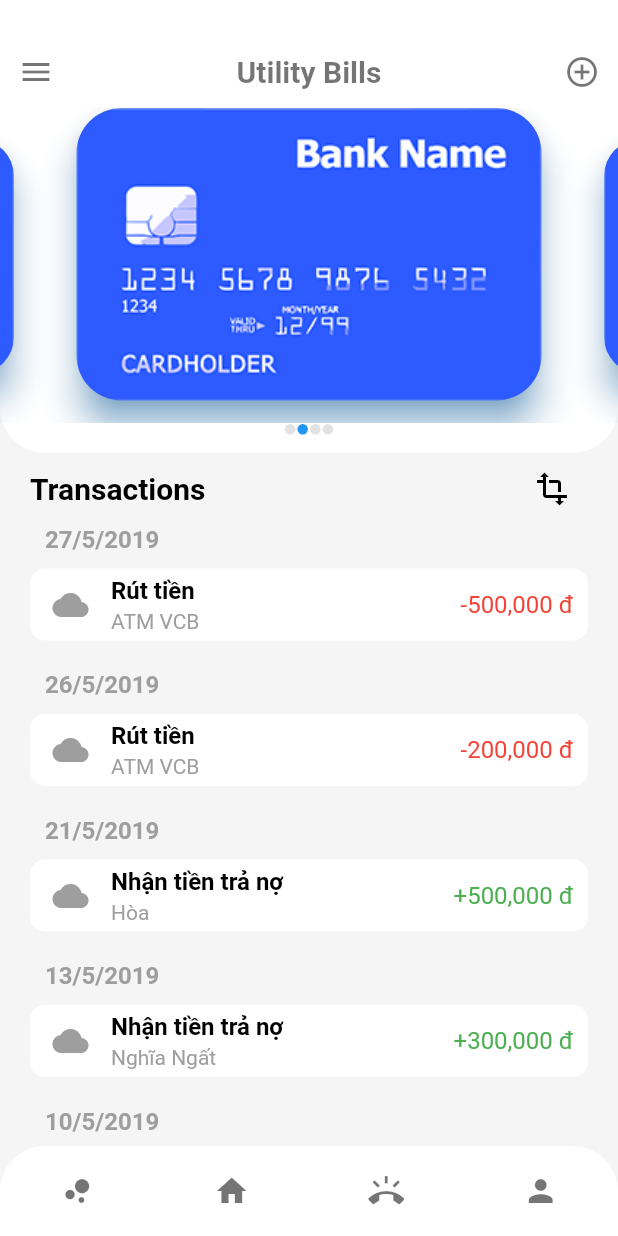
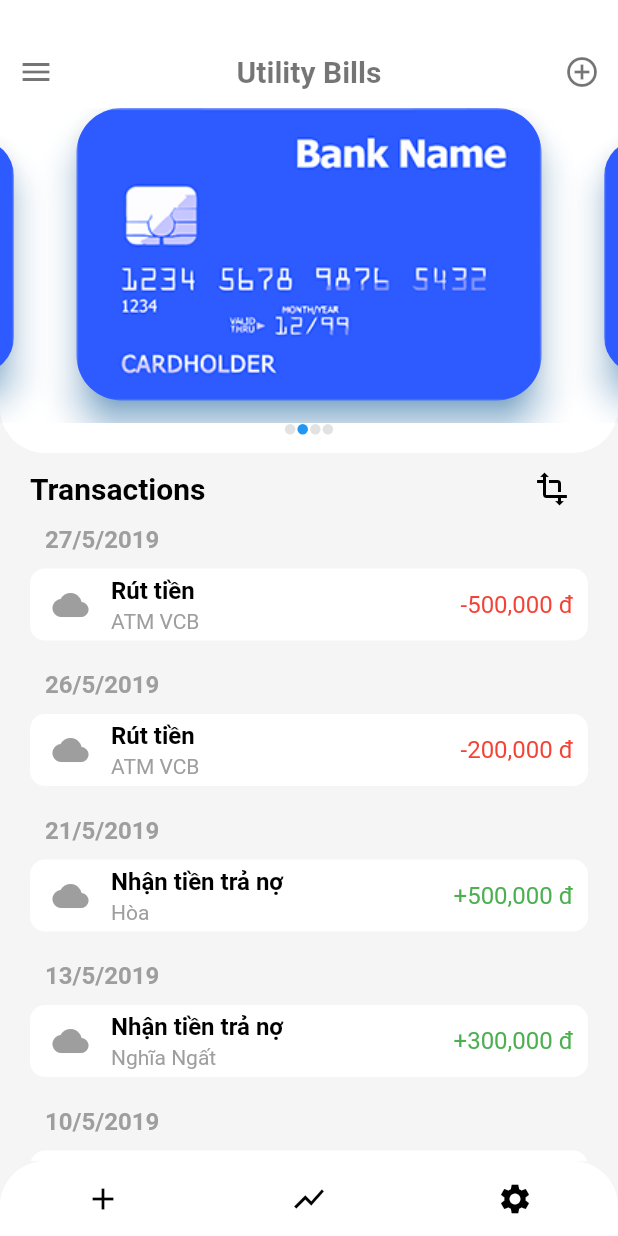
Before and after one commit to phanbaohuy96/Flutter_ProfileManager, a Flutter app: the MenuDashboardPage screen opened directly, after a tap on the "menu" icon, after a tap on "Utility Bills", on a phone screen of 412 x 824 dp. Run offline on Flutter 3.47's test engine with Material 2 defaults, Android fonts, the phone set to English and light mode, and no system bars; our stand-ins replace bloc, equatable, flutter_bloc, local_auth.

Commit message:
- refractory folder structure - move bottom bar to specific page.

```diff
--- a/lib/views/pages/login_page.dart
+++ b/lib/views/pages/login_page.dart
@@ -2,8 +2,6 @@ import 'package:flutter/material.dart';
 import 'package:flutter_bloc/flutter_bloc.dart';
 import 'package:profile_manager/controller/controller_utils.dart';
 import 'package:profile_manager/views/commons/textfield_numberic_password.dart';
-import 'package:profile_manager/views/pages/profile_info_page.dart';
-import '../../models/user.dart';
 import '../commons/app_background_view.dart';
 import '../commons/submit_button_view.dart';
 import '../../blocs/bloc.dart';
@@ -21,7 +19,6 @@ class _LoginPageState extends State<LoginPage> with SingleTickerProviderStateMix
   BiometricAuth _biometricType;
   String _pass = "";
 
-
   onLogin(){
     _loginBloc.dispatch(AccessLogin(_pass));
   }
@@ -37,7 +34,7 @@ class _LoginPageState extends State<LoginPage> with SingleTickerProviderStateMix
     onLogin();
   }
 
-  _genLoginBtnByStatus(ButtonStatus status, Function onTap, {Function onRollBackCompleted})
+  _buildLoginBtnByStatus(ButtonStatus status, Function onTap, {Function onRollBackCompleted})
   {
     return SubmitButtonView(
       size: _buttonLoginSize,
@@ -65,7 +62,9 @@ class _LoginPageState extends State<LoginPage> with SingleTickerProviderStateMix
       callback: (result){
         setState(() {
           if(result)
-            _pass = "123456";
+          {
+            TextfieldNumbericPassword.textfieldState.notifyTextChange("123456");
+          }
         });
       }
     );
@@ -117,8 +116,9 @@ class _LoginPageState extends State<LoginPage> with SingleTickerProviderStateMix
                   builder: (BuildContext context, LoginState state){
                     if(state is LoginInitialization)
                     {
-                      return _genLoginBtnByStatus(ButtonStatus.original, onLogin);
+                      return _buildLoginBtnByStatus(ButtonStatus.original, onLogin);
                     } else if (state is LoginSuccessfully){
+                      _pass = "";
                       WidgetsBinding.instance.addPostFrameCallback((_){
                         Navigator.push(context,
                           MaterialPageRoute(builder: (context) => MenuDashboardPage())
@@ -139,11 +139,11 @@ class _LoginPageState extends State<LoginPage> with SingleTickerProviderStateMix
                             )
                           );
                       });
-                      return _genLoginBtnByStatus(ButtonStatus.rollback, onLogin, onRollBackCompleted: () => _loginBloc.dispatch(LoginInit()));
+                      return _buildLoginBtnByStatus(ButtonStatus.rollback, onLogin, onRollBackCompleted: () => _loginBloc.dispatch(LoginInit()));
 
                     } else if(state is LoginProcessing)
                     {
-                      return _genLoginBtnByStatus(ButtonStatus.tranform, null);
+                      return _buildLoginBtnByStatus(ButtonStatus.tranform, null);
                     }
                     return null;
                   },
--- a/lib/views/pages/management_spending_page.dart
+++ b/lib/views/pages/management_page/management_spending_page.dart
@@ -14,7 +14,7 @@ class _ManagementSpendingPageState extends State<ManagementSpendingPage> {
   @override
   Widget build(BuildContext context) {
     return Container(
-      color: Colors.amberAccent
+      color: Colors.transparent
     );
   }
 }
--- a/lib/views/pages/utility_bills_page.dart
+++ b/lib/views/pages/management_page/utility_bills_page.dart
@@ -105,6 +105,18 @@ class _UtilityBillsState extends State<UtilityBills> with SingleTickerProviderSt
             ),
           ),
         ),
+        //bottom bar
+        Container(
+          height: 50,
+          decoration: BoxDecoration(
+            borderRadius: BorderRadius.only(topLeft: Radius.circular(30), topRight: Radius.circular(30), bottomLeft: Radius.circular(widget.isCollapsed ? 0 : 30), bottomRight: Radius.circular(widget.isCollapsed ? 0 : 30)),
+            color: widget.mainColor,
+          ),
+          child: Row(
+            mainAxisAlignment: MainAxisAlignment.spaceAround,
+            children: _buildBottomBar(),
+          ),
+        )
       ],
     );
   }
@@ -222,4 +234,34 @@ class _UtilityBillsState extends State<UtilityBills> with SingleTickerProviderSt
                               )
                               : transaction;
   }
+
+  List<Widget> _buildBottomBar()
+  {
+    return [
+      IconButton(
+        icon: Icon(
+          Icons.add,
+          color: widget.isCollapsed? Colors.black : Colors.white,
+        ),
+        onPressed: (){
+        },
+      ),
+      IconButton(
+        icon: Icon(
+          Icons.show_chart,
+          color: widget.isCollapsed? Colors.black : Colors.white,
+        ),
+        onPressed: (){
+        },
+      ),
+      IconButton(
+        icon: Icon(
+          Icons.settings,
+          color: widget.isCollapsed? Colors.black : Colors.white,
+        ),
+        onPressed: (){
+        },
+      )
+    ];
+  }
 }
--- a/lib/views/pages/menu_dashboard_page.dart
+++ b/lib/views/pages/menu_dashboard_page.dart
@@ -1,8 +1,8 @@
 import 'package:flutter/material.dart';
 import 'package:profile_manager/views/commons/circle_image_view.dart';
-import 'package:profile_manager/views/pages/management_account_page.dart';
-import 'package:profile_manager/views/pages/management_spending_page.dart';
-import 'package:profile_manager/views/pages/utility_bills_page.dart';
+import 'package:profile_manager/views/pages/management_page/management_account_page.dart';
+import 'package:profile_manager/views/pages/management_page/management_spending_page.dart';
+import 'package:profile_manager/views/pages/management_page/utility_bills_page.dart';
 import 'package:profile_manager/views/styles/colors_style.dart';
 
 
@@ -14,7 +14,7 @@ class MenuDashboardPage extends StatefulWidget {
 class _MenuDashboardPageState extends State<MenuDashboardPage> with SingleTickerProviderStateMixin {
 
   bool isCollapsed = true;
-  int _selectedIdx = 1;
+  int _selectedIdx = 0;
   Size screenSize;
   Duration duration = const Duration(milliseconds: 300);
   AnimationController _controller;
@@ -23,6 +23,7 @@ class _MenuDashboardPageState extends State<MenuDashboardPage> with SingleTicker
   Animation<Offset> _slideAnimation;
   Animation _colorAnimation;
   Animation _colorDashboardBarItemAnimation;
+
 
   //page
   // UtilityBills _utilityBills;
@@ -147,6 +148,17 @@ class _MenuDashboardPageState extends State<MenuDashboardPage> with SingleTicker
                       ],
                     ),
                     onTap: () => changeSelected(2),
+                  ),
+                  SizedBox(height: 20,),
+                  InkWell(
+                    child: Row(
+                      children: <Widget>[
+                        Icon(Icons.assignment_return, color: getColorMenuItem(3)),
+                        SizedBox(width: 10,),
+                        Text(menuChild[3], style: getStyleMenuItem(3),),
+                      ],
+                    ),
+                    onTap: () => changeSelected(3),
                   )
                 ],
               ),
@@ -206,30 +218,13 @@ class _MenuDashboardPageState extends State<MenuDashboardPage> with SingleTicker
                 //main page
                 Expanded(
                   child: Container(
-                    color: Colors.grey.withOpacity(0.1),
+                    decoration: BoxDecoration(
+                      borderRadius: BorderRadius.only(bottomLeft: Radius.circular(isCollapsed ? 0 : 30), bottomRight: Radius.circular(isCollapsed ? 0 : 30)),
+                      color: Colors.grey.withOpacity(0.1),
+                    ),
                     child: getMainPage(),
                   ),
-                ),
-
-                //bottom bar
-                Container(
-                  decoration: BoxDecoration(
-                    borderRadius: BorderRadius.only(bottomLeft: Radius.circular(isCollapsed ? 0 : 30), bottomRight: Radius.circular(isCollapsed ? 0 : 30)),
-                    color: Colors.grey.withOpacity(0.1),
-                  ),
-                  child: Container(
-                    height: 60,
-                    decoration: BoxDecoration(
-                      borderRadius: BorderRadius.only(topLeft: Radius.circular(30), topRight: Radius.circular(30), bottomLeft: Radius.circular(isCollapsed ? 0 : 30), bottomRight: Radius.circular(isCollapsed ? 0 : 30)),
-                      color: _colorAnimation.value,
-                    ),
-                    child: Row(
-                      mainAxisAlignment: MainAxisAlignment.spaceAround,
-                      children: _buildBottomBar(),
-                    ),
-                  ),
                 )
-
               ],
             ),
           ),
@@ -267,54 +262,7 @@ class _MenuDashboardPageState extends State<MenuDashboardPage> with SingleTicker
         return ManagementSpendingPage(isCollapsed: isCollapsed, mainColor: _colorAnimation.value,);
 
       }
+      default: return UtilityBills(isCollapsed: isCollapsed, mainColor: _colorAnimation.value,);
     }
   }
-
-  List<Widget> _buildBottomBar()
-  {
-    List<Widget> buttons = [
-      IconButton(
-        icon: Icon(
-          Icons.bubble_chart,
-          color: _colorDashboardBarItemAnimation.value,
-        ),
-        onPressed: (){
-        },
-      ),
-      IconButton(
-        icon: Icon(
-          Icons.home,
-          color: _colorDashboardBarItemAnimation.value,
-        ),
-        onPressed: (){
-        },
-      ),
-      IconButton(
-        icon: Icon(
-          Icons.ring_volume,
-          color: _colorDashboardBarItemAnimation.value,
-        ),
-        onPressed: (){
-        },
-      ),
-      IconButton(
-        icon: Icon(
-          Icons.person,
-          color: _colorDashboardBarItemAnimation.value,
-        ),
-        onPressed: (){
-        },
-      ),
-    ];
-    switch(_selectedIdx)
-    {
-      case 0:
-        break;
-      case 1:
-        break;
-      case 2:
-        break;
-    }
-    return buttons;
-  }
 }
```
Also changed, not shown: lib/views/pages/management_page/management_account_page.dart (renamed from lib/views/pages/management_account_page.dart).
